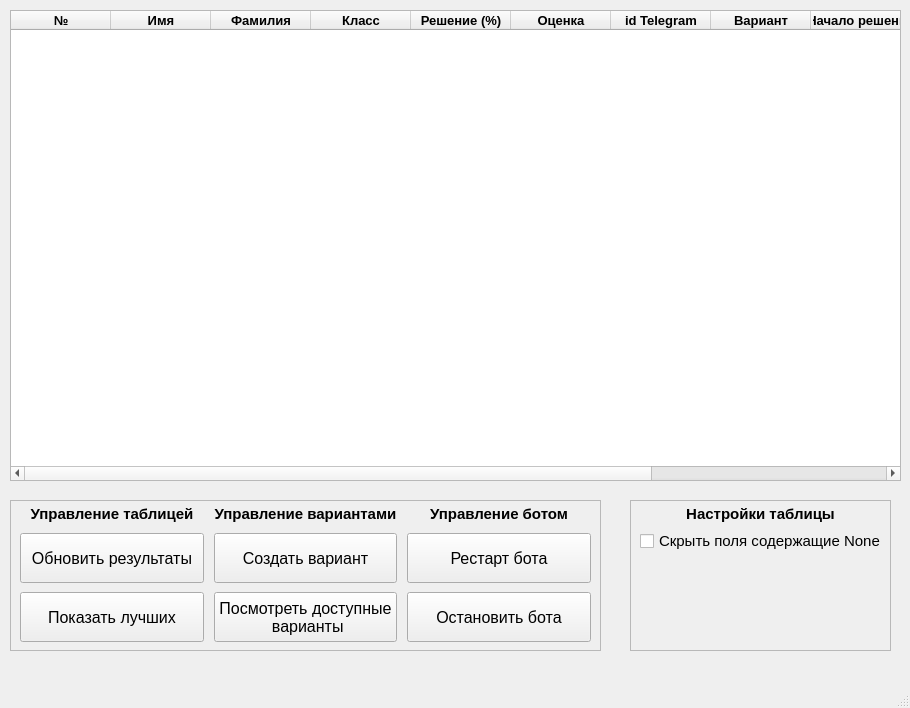
Old version of the form app/ui/app.ui in the repository MrGoldSky/ExamsHelper.
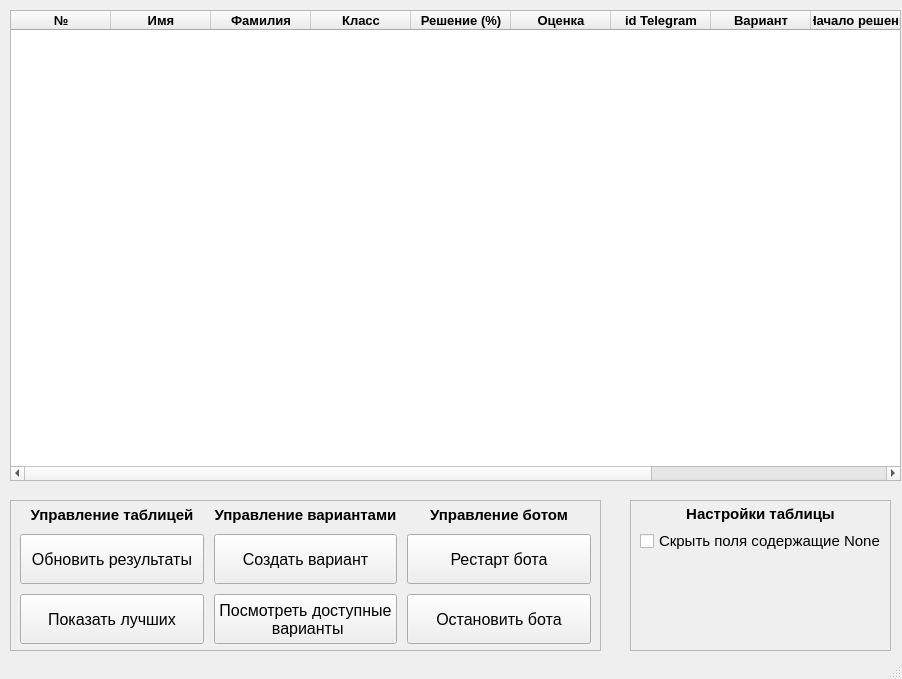
New version of the form.

```diff
--- a/app/ui/app.ui
+++ b/app/ui/app.ui
@@ -9,8 +9,8 @@
    <rect>
     <x>0</x>
     <y>0</y>
-    <width>910</width>
-    <height>708</height>
+    <width>902</width>
+    <height>679</height>
    </rect>
   </property>
   <property name="windowTitle">
@@ -257,7 +257,7 @@
        <x>0</x>
        <y>0</y>
        <width>591</width>
-       <height>151</height>
+       <height>154</height>
       </rect>
      </property>
      <layout class="QGridLayout" name="buttonsLayout">
```
Left out of the diff: 6 changed lines with no effect on the pictures.
